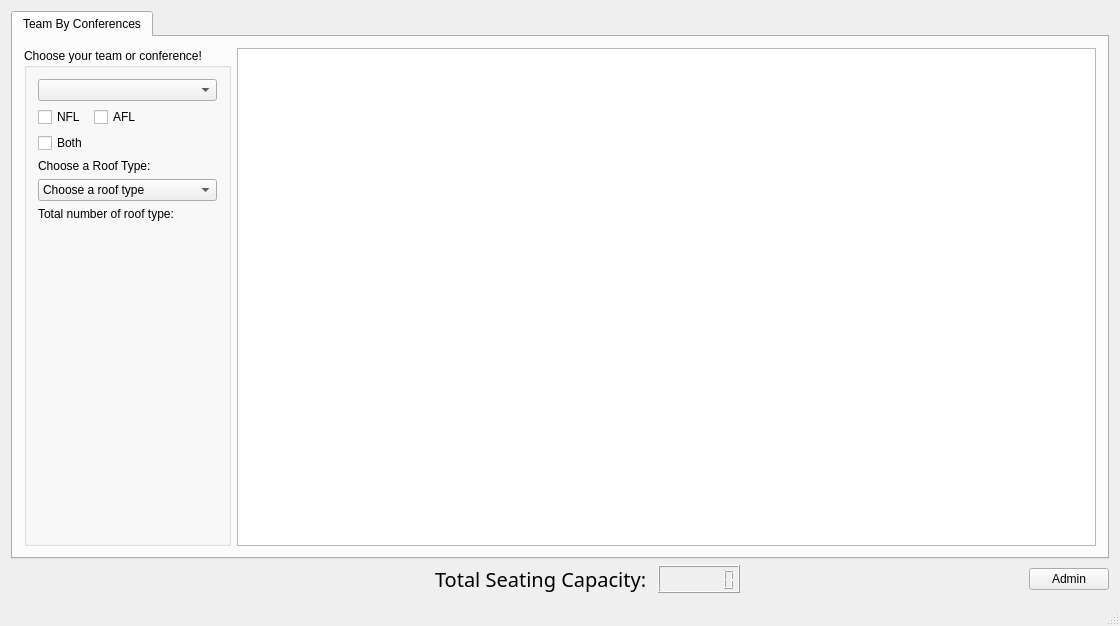
First picture: the form in mainwindow.ui, repository OneEcho/NFL-Football-Project, before the edit.
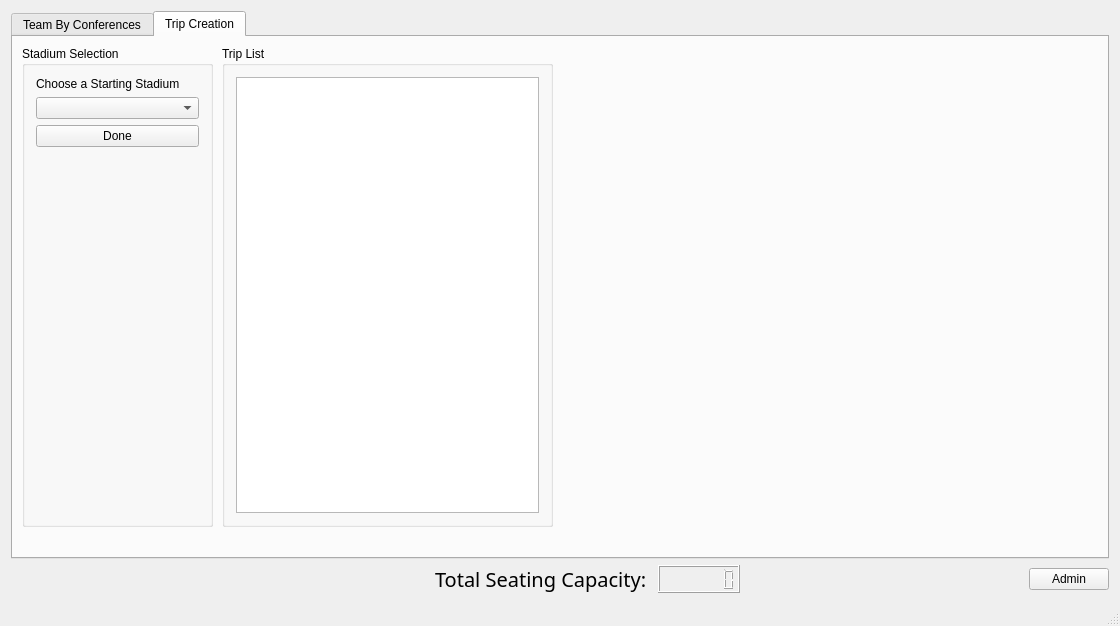
Second picture: the form after the edit.

Commit message: added new ui, population of drop down box from database

```diff
--- a/mainwindow.ui
+++ b/mainwindow.ui
@@ -18,7 +18,7 @@
     <item row="0" column="0">
      <widget class="QTabWidget" name="tabWidget">
       <property name="currentIndex">
-       <number>0</number>
+       <number>1</number>
       </property>
       <widget class="QWidget" name="Conference">
        <attribute name="title">
@@ -112,6 +112,74 @@
         </item>
        </layout>
       </widget>
+      <widget class="QWidget" name="tab">
+       <attribute name="title">
+        <string>Trip Creation</string>
+       </attribute>
+       <widget class="QGroupBox" name="groupBox_2">
+        <property name="geometry">
+         <rect>
+          <x>9</x>
+          <y>9</y>
+          <width>191</width>
+          <height>481</height>
+         </rect>
+        </property>
+        <property name="title">
+         <string>Stadium Selection</string>
+        </property>
+        <layout class="QGridLayout" name="gridLayout_3">
+         <item row="2" column="0">
+          <widget class="QPushButton" name="pushButton">
+           <property name="text">
+            <string>Done</string>
+           </property>
+          </widget>
+         </item>
+         <item row="0" column="0">
+          <widget class="QLabel" name="label_3">
+           <property name="text">
+            <string>Choose a Starting Stadium</string>
+           </property>
+          </widget>
+         </item>
+         <item row="3" column="0">
+          <spacer name="verticalSpacer">
+           <property name="orientation">
+            <enum>Qt::Vertical</enum>
+           </property>
+           <property name="sizeHint" stdset="0">
+            <size>
+             <width>20</width>
+             <height>40</height>
+            </size>
+           </property>
+          </spacer>
+         </item>
+         <item row="1" column="0">
+          <widget class="QComboBox" name="tripCreationComboBox"/>
+         </item>
+        </layout>
+       </widget>
+       <widget class="QGroupBox" name="groupBox_3">
+        <property name="geometry">
+         <rect>
+          <x>209</x>
+          <y>9</y>
+          <width>331</width>
+          <height>481</height>
+         </rect>
+        </property>
+        <property name="title">
+         <string>Trip List</string>
+        </property>
+        <layout class="QGridLayout" name="gridLayout_4">
+         <item row="0" column="0">
+          <widget class="QTableView" name="tableView"/>
+         </item>
+        </layout>
+       </widget>
+      </widget>
      </widget>
     </item>
     <item row="1" column="0">
```
Left out of the diff: 194 changed lines with no effect on the pictures. The commit also changes 5 other files.
